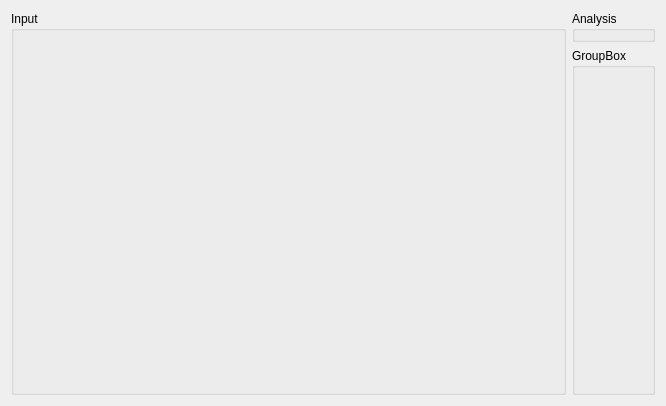
This is src/preppipe_gui_pyside6/forms/maininputwidget.ui in PrepPipe/preppipe-python as Qt 5 draws it before an edit. The edited form follows.
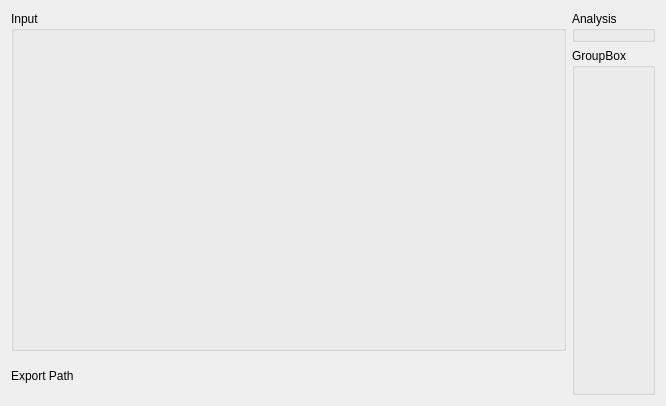
This is the edited form. Custom widgets are drawn as their Qt base class.

Commit message: improve:customize temporary and export path

What changed in the file:
```diff
--- a/src/preppipe_gui_pyside6/forms/maininputwidget.ui
+++ b/src/preppipe_gui_pyside6/forms/maininputwidget.ui
@@ -15,6 +15,8 @@
   </property>
   <layout class="QHBoxLayout" name="horizontalLayout" stretch="1,0">
    <item>
+    <layout class="QVBoxLayout" name="inputLayout" stretch="9,1">
+     <item>
     <widget class="QGroupBox" name="inputGroupBox">
      <property name="title">
       <string>Input</string>
@@ -22,6 +24,28 @@
     </widget>
    </item>
    <item>
+      <layout class="QHBoxLayout" name="exportLayout">
+       <item>
+        <widget class="QLabel" name="exportPathLabel">
+         <property name="sizePolicy">
+          <sizepolicy hsizetype="Fixed" vsizetype="Fixed">
+           <horstretch>0</horstretch>
+           <verstretch>0</verstretch>
+          </sizepolicy>
+         </property>
+         <property name="text">
+          <string>Export Path</string>
+         </property>
+        </widget>
+       </item>
+       <item>
+        <widget class="FileSelectionWidget" name="exportPathWidget" native="true"/>
+       </item>
+      </layout>
+     </item>
+    </layout>
+   </item>
+   <item>
     <layout class="QVBoxLayout" name="verticalLayout" stretch="0,1">
      <item>
       <widget class="QGroupBox" name="analysisGroupBox">
@@ -41,6 +65,14 @@
    </item>
   </layout>
  </widget>
+ <customwidgets>
+  <customwidget>
+   <class>FileSelectionWidget</class>
+   <extends>QWidget</extends>
+   <header>preppipe_gui_pyside6.componentwidgets.fileselectionwidget</header>
+   <container>1</container>
+  </customwidget>
+ </customwidgets>
  <resources/>
  <connections/>
 </ui>
```
Lines whose indentation alone changed are shown as unchanged. The commit also changes 5 other files.
